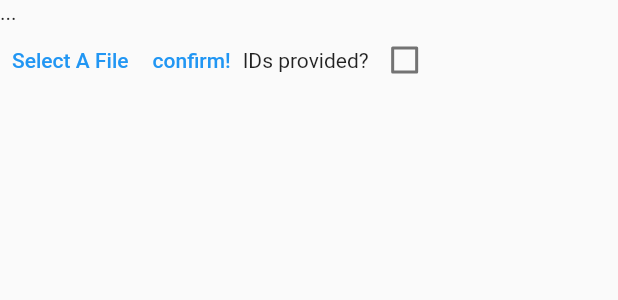
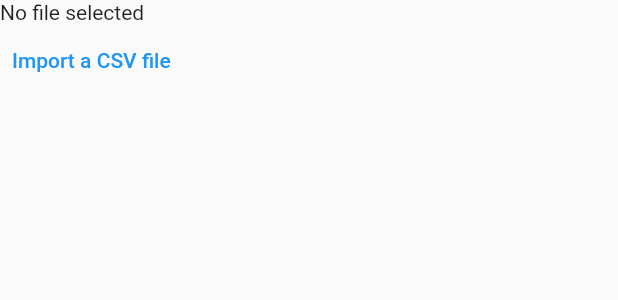
Before and after one commit to EzraH442/ez_rappel, a Flutter app: the ImportWordpairsToWordgroupSection widget shown alone on an empty page, opened directly with empty values, on a phone screen of 412 x 824 dp. Shown: the top 300 px of the screen. Run offline on Flutter 3.47's test engine with Material 2 defaults, Android fonts, the phone set to English and light mode, and no system bars; our stand-ins replace file_picker, sqflite, sqflite_common_ffi; accounts and stored records are empty.

Commit message:
fix scrolling bug in edit_wordpairs_of_wordgroup page, convert section where you see imported words to stateless widget, improved ui

```diff
--- a/lib/words/ui/components/modify_words_of_group_page/import_wordpair_section.dart
+++ b/lib/words/ui/components/modify_words_of_group_page/import_wordpair_section.dart
@@ -10,8 +10,12 @@ import 'import_wordpair_file.dart';
 class ImportWordpairsToWordgroupSection extends StatefulWidget {
   final int associatedWordgroupId;
 
+  final void Function() notifyWordsAdded;
+
   const ImportWordpairsToWordgroupSection(
-      {Key? key, required this.associatedWordgroupId})
+      {Key? key,
+      required this.associatedWordgroupId,
+      required this.notifyWordsAdded})
       : super(key: key);
 
   @override
@@ -44,14 +48,16 @@ class _ImportWordpairsToWordgroupSectionState
   void _addWordsToGroup() async {
     if (_idsProvided) {
       if (_keepExistingWordpairs) {
-
-      } else {
-
-      }
+      } else {}
     } else {
       List<int> insertedIds = await _db.insertAllWordpairs(wordPairs!);
       _db.addAllWordpairsToGroup(insertedIds, widget.associatedWordgroupId);
     }
+    setState(() {
+      wordPairs = null;
+      _hasSelectedFile = false;
+    });
+    widget.notifyWordsAdded();
   }
 
   void _onIdCheckboxChanged(bool? checked) {
@@ -66,16 +72,23 @@ class _ImportWordpairsToWordgroupSectionState
     });
   }
 
+  void _onCancel() {
+    setState(() {
+      bool _idsProvided = false;
+      bool _keepExistingWordpairs = false;
+      bool _hasSelectedFile = false;
+      wordPairs = null;
+    });
+  }
+
   Row _buildButtonRow() {
     return Row(
       children: [
-        TextButton(
-            onPressed: _initiateFileSelect, child: const Text("Select A File")),
-        TextButton(onPressed: _addWordsToGroup, child: const Text("confirm!")),
-        Row(children: [
+        _hasSelectedFile
+            ? Row(children: [
+                TextButton(onPressed: _onCancel, child: const Text("Cancel")),
                 const Text("IDs provided?"),
                 Checkbox(value: _idsProvided, onChanged: _onIdCheckboxChanged),
-        ]),
                 _idsProvided
                     ? Row(children: [
                         const Text("Ignore existing IDs ?"),
@@ -83,7 +96,11 @@ class _ImportWordpairsToWordgroupSectionState
                             value: _keepExistingWordpairs,
                             onChanged: _onKeepExistingCheckboxChanged),
                       ])
-            : Row(),
+                    : Row()
+              ])
+            : TextButton(
+                onPressed: _initiateFileSelect,
+                child: const Text("Import a CSV file")),
       ],
     );
   }
@@ -93,10 +110,10 @@ class _ImportWordpairsToWordgroupSectionState
     return ListView(
       children: [
         _hasSelectedFile
-            ? ImportWordpairsSection(
+            ? ImportedWordpairsSection(
                 associatedWordgroupId: widget.associatedWordgroupId,
                 wordPairs: wordPairs!)
-            : const Text("..."),
+            : const Text("No file selected"),
         _buildButtonRow()
       ],
     );
```
Also changed, not shown: lib/words/ui/components/modify_words_of_group_page/edit_existing_words_section.dart (+11 -11 lines), lib/words/ui/components/modify_words_of_group_page/edit_wordpairs_of_wordgroup.dart (+9 -8 lines), lib/words/ui/components/modify_words_of_group_page/import_wordpair_file.dart (+17 -13 lines), lib/words/ui/components/modify_words_of_group_page/import_wordpair_row.dart (+5 -4 lines). Lines whose indentation alone changed are shown as unchanged.
